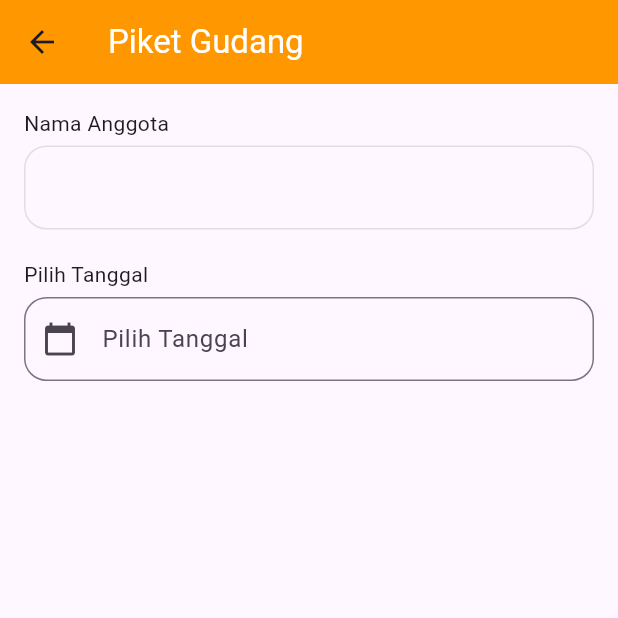
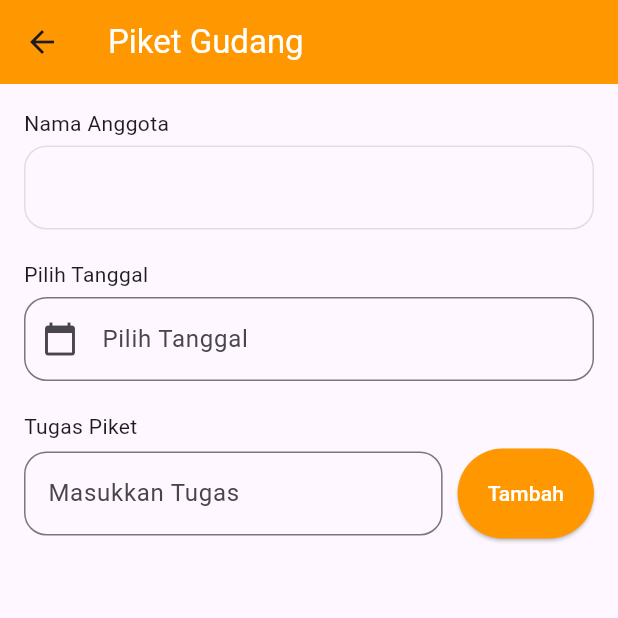
Before and after one commit to DaffaPutra7/20220140133_Ucp1Flutter, a Flutter app: the DataPiketPage screen opened directly with empty values, on a phone screen of 412 x 824 dp, the top half of it. Run offline on Flutter 3.47's test engine with Material 3 defaults, Android fonts, the phone set to English and light mode, and no system bars.

Commit message:
Menambah textformfield untuk Tugas Piket dan button tambah

```diff
--- a/lib/datapiketpage.dart
+++ b/lib/datapiketpage.dart
@@ -125,6 +125,45 @@ class _DataPiketPageState extends State<DataPiketPage> {
                 readOnly: true,
                 onTap: _pilihTanggal,
               ),
+              SizedBox(height: 20),
+              Text('Tugas Piket'),
+              SizedBox(height: 5),
+              Row(
+                children: [
+                  Expanded(
+                    flex: 2,
+                    child: TextFormField(
+                      controller: _tugasController,
+                      decoration: InputDecoration(
+                        hintText: 'Masukkan Tugas',
+                        border: OutlineInputBorder(
+                          borderRadius: BorderRadius.circular(15),
+                          borderSide: BorderSide(color: Colors.orange)
+                        ),
+                        focusedBorder: OutlineInputBorder(
+                          borderRadius: BorderRadius.circular(15),
+                          borderSide: BorderSide(color: Colors.orange)
+                        )
+                      ),
+                      validator: (value) {
+                        if (value == null || value.isEmpty) {
+                          return 'Tugas tidak boleh kosong';
+                        }
+                        return null;
+                      },
+                    ),
+                  ),
+                  SizedBox(width: 10),
+                  ElevatedButton(
+                    onPressed: _tambahTugas,
+                    style: ElevatedButton.styleFrom(
+                      backgroundColor: Colors.orange,
+                      padding: EdgeInsets.symmetric(horizontal: 20, vertical: 20),
+                    ),
+                    child: Text('Tambah', style: TextStyle(color: Colors.white)),
+                  )
+                ],
+              ),
             ],
           ),
         ),
```
